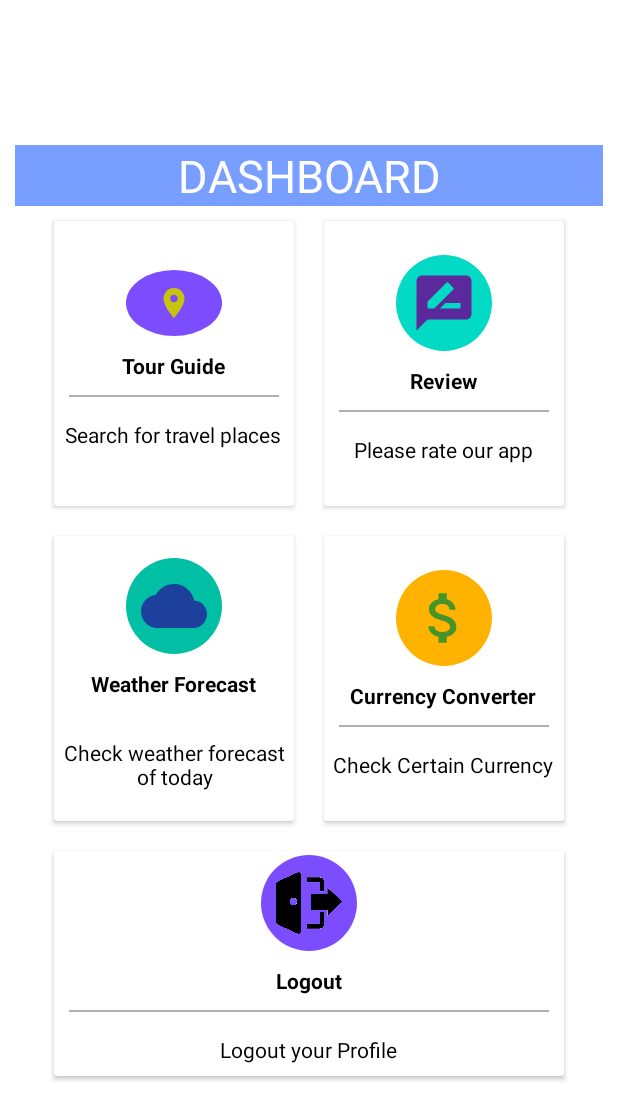
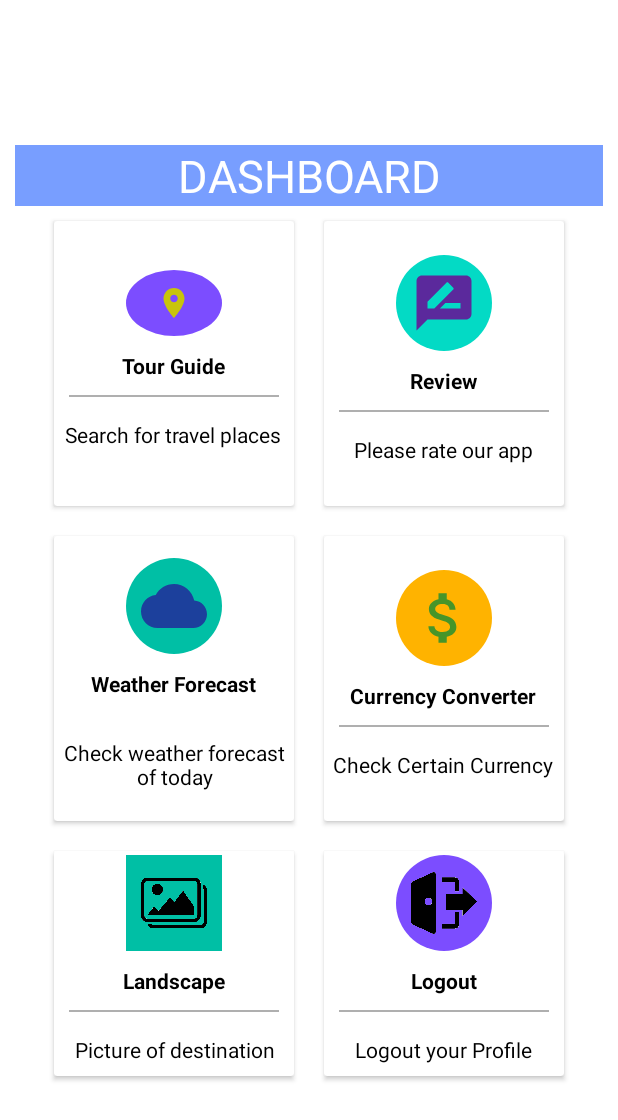
Before and after one commit to NafisAyon/Tourism, an Android app: the layout activity_main_3.xml on its own in the app's theme, with its tools: preview values and no code run, on a phone screen of 412 x 824 dp. Shown: the top 1120 px of the screen. Run offline under Robolectric (Android 15) with nearby library versions, the phone set to English and light mode, and no system bars.

Commit message:
4nd commit

```diff
--- a/app/src/main/java/com/example/offlineproject/MainActivity3.java
+++ b/app/src/main/java/com/example/offlineproject/MainActivity3.java
@@ -55,6 +55,11 @@ public class MainActivity3 extends AppCompatActivity{
         startActivity(search);
     }
 
+    public void picture(View v){
+        Intent search= new Intent(MainActivity3.this,searchbar.class);
+        startActivity(search);
+    }
+
     public void logout(View v) {
         Intent logoutIntent = new Intent(MainActivity3.this, MainActivity.class);
         startActivity(logoutIntent);
--- a/app/src/main/res/layout/activity_main_3.xml
+++ b/app/src/main/res/layout/activity_main_3.xml
@@ -210,9 +210,52 @@
         <androidx.cardview.widget.CardView
             android:foreground="?android:attr/selectableItemBackground"
             android:clickable="true"
+            android:id="@+id/picture"
+            android:onClick="picture"
+            android:layout_width="160dp"
+            android:layout_height="150dp"
+            android:layout_margin="10dp">
+            <LinearLayout
+
+                android:layout_width="match_parent"
+                android:layout_height="match_parent"
+                android:orientation="vertical"
+                android:gravity="center">
+                <ImageView
+                    android:layout_width="64dp"
+                    android:layout_height="64dp"
+                    android:background="@color/colorgreen"
+                    android:src="@drawable/pic"
+                    android:padding="10dp"/>
+                <TextView
+                    android:layout_width="wrap_content"
+                    android:layout_height="wrap_content"
+                    android:textStyle="bold"
+                    android:textColor="#000"
+                    android:layout_marginTop="10dp"
+                    android:text="Landscape"/>
+                <View
+                    android:layout_width="match_parent"
+                    android:layout_height="1dp"
+                    android:background="@color/gray"
+                    android:layout_margin="10dp"/>
+                <TextView
+                    android:layout_width="wrap_content"
+                    android:layout_height="wrap_content"
+                    android:gravity="center"
+                    android:text="Picture of destination"
+                    android:padding="5dp"
+                    android:textColor="#000"/>
+
+            </LinearLayout>
+        </androidx.cardview.widget.CardView>
+
+        <androidx.cardview.widget.CardView
+            android:foreground="?android:attr/selectableItemBackground"
+            android:clickable="true"
             android:id="@+id/edit_id"
             android:onClick="logout"
-            android:layout_width="340dp"
+            android:layout_width="160dp"
             android:layout_height="150dp"
             android:layout_margin="10dp">
             <LinearLayout
```
Also changed, not shown: app/src/main/res/drawable/pic.png (added).
